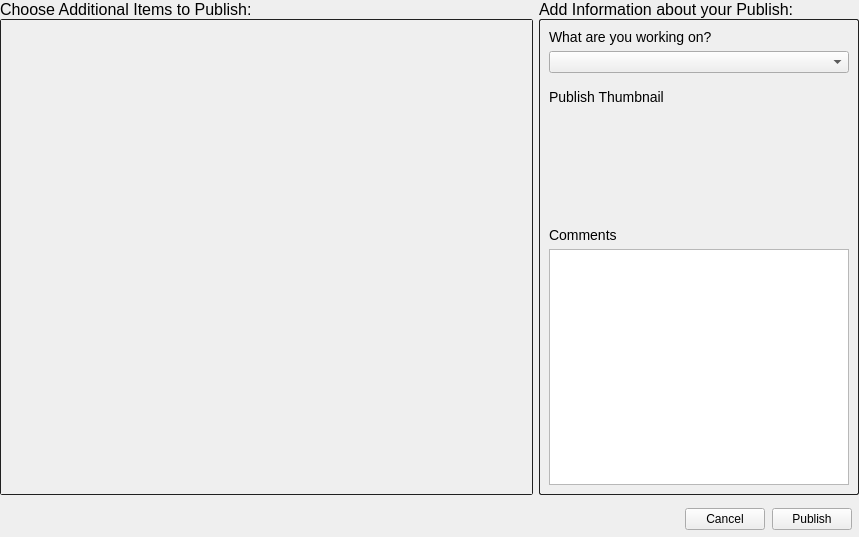
First picture: the form in resources/publish_details_ui.ui, repository shotgunsoftware/tk-multi-publish, before the edit.
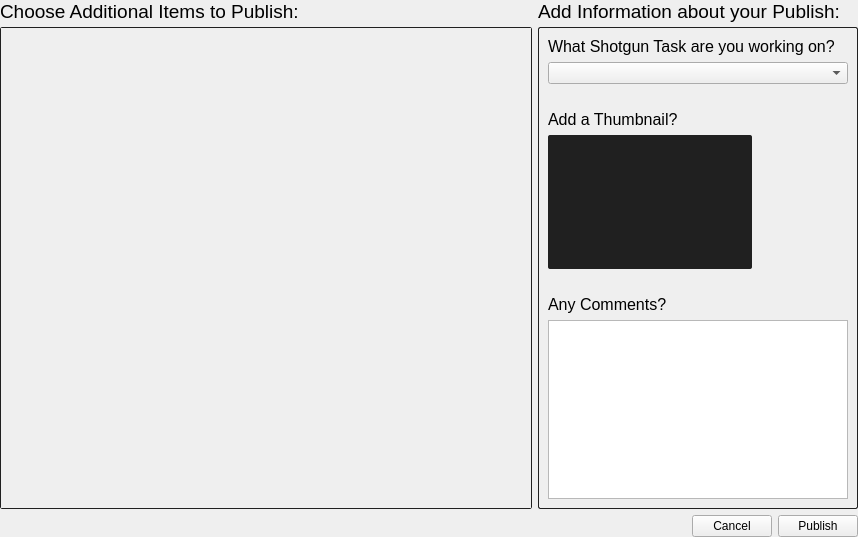
Second picture: the form after the edit. Custom widgets are drawn as their Qt base class.

Diff of the .ui file:
```diff
--- a/resources/publish_details_ui.ui
+++ b/resources/publish_details_ui.ui
@@ -6,7 +6,7 @@
    <rect>
     <x>0</x>
     <y>0</y>
-    <width>859</width>
+    <width>858</width>
     <height>537</height>
    </rect>
   </property>
@@ -22,13 +22,13 @@
      <item>
       <layout class="QVBoxLayout" name="verticalLayout_7" stretch="0,1">
        <property name="spacing">
-        <number>0</number>
+        <number>4</number>
        </property>
        <item>
         <widget class="QLabel" name="items_title_label">
          <property name="styleSheet">
           <string notr="true">#items_title_label {
-font-size: 16px
+font-size: 14pt
 }</string>
          </property>
          <property name="text">
@@ -54,8 +54,8 @@
            <rect>
             <x>0</x>
             <y>0</y>
-            <width>515</width>
-            <height>470</height>
+            <width>514</width>
+            <height>468</height>
            </rect>
           </property>
          </widget>
@@ -66,13 +66,13 @@
      <item>
       <layout class="QVBoxLayout" name="verticalLayout_5" stretch="0,1">
        <property name="spacing">
-        <number>0</number>
+        <number>4</number>
        </property>
        <item>
         <widget class="QLabel" name="info_title_label">
          <property name="styleSheet">
           <string notr="true">#info_title_label {
-font-size: 16px
+font-size: 14pt
 }</string>
          </property>
          <property name="text">
@@ -90,7 +90,7 @@
 border-color: rgb(32,32,32);
 }
 QLabel {
-font-size: 14px;
+font-size: 12pt;
 }</string>
          </property>
          <property name="frameShape">
@@ -99,11 +99,11 @@
          <property name="frameShadow">
           <enum>QFrame::Raised</enum>
          </property>
-         <layout class="QVBoxLayout" name="verticalLayout_6">
+         <layout class="QVBoxLayout" name="verticalLayout_6" stretch="0,0,0,0,0,0,0,1">
           <item>
            <widget class="QLabel" name="label_6">
             <property name="text">
-             <string>What are you working on?</string>
+             <string>What Shotgun Task are you working on?</string>
             </property>
            </widget>
           </item>
@@ -121,7 +121,7 @@
             <property name="sizeHint" stdset="0">
              <size>
               <width>20</width>
-              <height>10</height>
+              <height>20</height>
              </size>
             </property>
            </spacer>
@@ -129,20 +129,51 @@
           <item>
            <widget class="QLabel" name="label_7">
             <property name="text">
-             <string>Publish Thumbnail</string>
+             <string>Add a Thumbnail?</string>
             </property>
            </widget>
           </item>
           <item>
            <layout class="QHBoxLayout" name="horizontalLayout_6">
             <item>
-             <widget class="QWidget" name="thumbnail_widget" native="true">
+             <widget class="QFrame" name="thumbnail_frame">
+              <property name="styleSheet">
+               <string notr="true">#thumbnail_frame {
+border-style: none;
+border-radius: 2px;
+background: rgb(32,32,32);
+}</string>
+              </property>
+              <property name="frameShape">
+               <enum>QFrame::StyledPanel</enum>
+              </property>
+              <property name="frameShadow">
+               <enum>QFrame::Raised</enum>
+              </property>
+              <layout class="QHBoxLayout" name="horizontalLayout_3">
+               <property name="margin">
+                <number>2</number>
+               </property>
+               <item>
+                <widget class="ThumbnailWidget" name="thumbnail_widget" native="true">
               <property name="minimumSize">
                <size>
-                <width>160</width>
-                <height>100</height>
-               </size>
-              </property>
+                   <width>200</width>
+                   <height>130</height>
+                  </size>
+                 </property>
+                 <property name="maximumSize">
+                  <size>
+                   <width>200</width>
+                   <height>130</height>
+                  </size>
+                 </property>
+                 <property name="styleSheet">
+                  <string notr="true"/>
+                 </property>
+                </widget>
+               </item>
+              </layout>
              </widget>
             </item>
             <item>
@@ -171,7 +202,7 @@
             <property name="sizeHint" stdset="0">
              <size>
               <width>20</width>
-              <height>10</height>
+              <height>20</height>
              </size>
             </property>
            </spacer>
@@ -179,7 +210,7 @@
           <item>
            <widget class="QLabel" name="label_8">
             <property name="text">
-             <string>Comments</string>
+             <string>Any Comments?</string>
             </property>
            </widget>
           </item>
@@ -201,35 +232,7 @@
     </layout>
    </item>
    <item>
-    <widget class="QFrame" name="status_frame">
-     <property name="sizePolicy">
-      <sizepolicy hsizetype="Preferred" vsizetype="Preferred">
-       <horstretch>0</horstretch>
-       <verstretch>0</verstretch>
-      </sizepolicy>
-     </property>
-     <property name="maximumSize">
-      <size>
-       <width>16777215</width>
-       <height>50</height>
-      </size>
-     </property>
-     <property name="styleSheet">
-      <string notr="true"/>
-     </property>
-     <property name="frameShape">
-      <enum>QFrame::NoFrame</enum>
-     </property>
-     <property name="frameShadow">
-      <enum>QFrame::Plain</enum>
-     </property>
-     <layout class="QHBoxLayout" name="horizontalLayout_7">
-      <property name="spacing">
-       <number>7</number>
-      </property>
-      <property name="margin">
-       <number>7</number>
-      </property>
+    <layout class="QHBoxLayout" name="horizontalLayout_2">
       <item>
        <spacer name="horizontalSpacer_5">
         <property name="orientation">
@@ -245,6 +248,12 @@
       </item>
       <item>
        <widget class="QPushButton" name="cancel_btn">
+       <property name="minimumSize">
+        <size>
+         <width>80</width>
+         <height>0</height>
+        </size>
+       </property>
         <property name="text">
          <string>Cancel</string>
         </property>
@@ -252,16 +261,29 @@
       </item>
       <item>
        <widget class="QPushButton" name="publish_btn">
+       <property name="minimumSize">
+        <size>
+         <width>80</width>
+         <height>0</height>
+        </size>
+       </property>
         <property name="text">
          <string>Publish</string>
         </property>
        </widget>
       </item>
      </layout>
-    </widget>
    </item>
   </layout>
  </widget>
+ <customwidgets>
+  <customwidget>
+   <class>ThumbnailWidget</class>
+   <extends>QWidget</extends>
+   <header>..publish_details_widget</header>
+   <container>1</container>
+  </customwidget>
+ </customwidgets>
  <resources>
   <include location="resources.qrc"/>
  </resources>
```
Left out of the diff: 2 changed lines with no effect on the pictures. Lines whose indentation alone changed are shown as unchanged.
